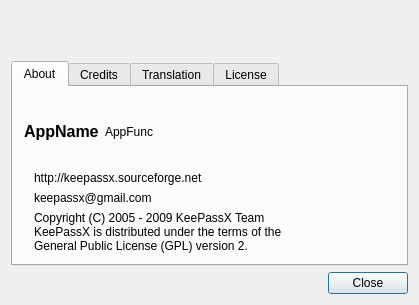
This is src/forms/AboutDlg.ui in kost/keepassz as Qt 5 draws it before an edit. The edited form follows.
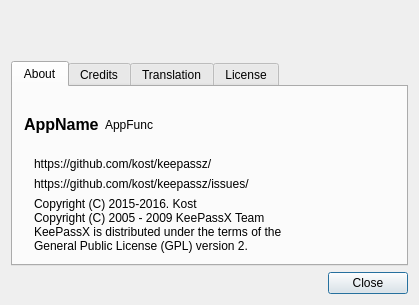
This is the edited form. Custom widgets are drawn as their Qt base class.

The edit to the form file:
```diff
--- a/src/forms/AboutDlg.ui
+++ b/src/forms/AboutDlg.ui
@@ -117,21 +117,22 @@
            <item>
             <widget class="LinkLabel" name="label_5">
              <property name="text">
-              <string>http://keepassx.sourceforge.net</string>
+              <string>https://github.com/kost/keepassz/</string>
              </property>
             </widget>
            </item>
            <item>
             <widget class="LinkLabel" name="label_3">
              <property name="text">
-              <string>keepassx@gmail.com</string>
+              <string>https://github.com/kost/keepassz/issues/</string>
              </property>
             </widget>
            </item>
            <item>
             <widget class="QLabel" name="label_4">
              <property name="text">
-              <string>Copyright (C) 2005 - 2009 KeePassX Team
+              <string>Copyright (C) 2015-2016. Kost
+Copyright (C) 2005 - 2009 KeePassX Team
 KeePassX is distributed under the terms of the
 General Public License (GPL) version 2.</string>
              </property>
```
